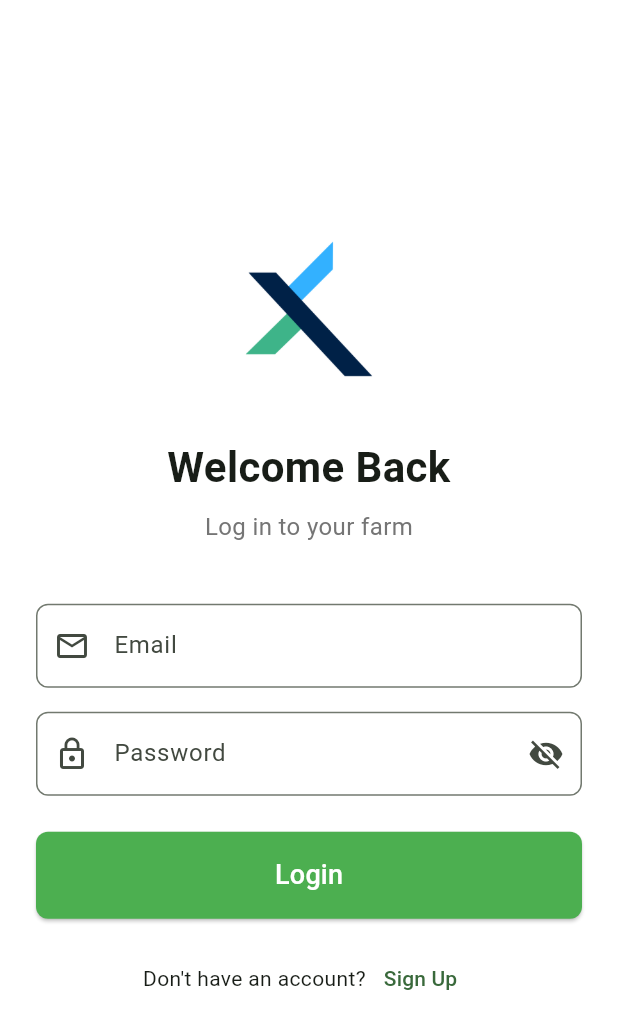
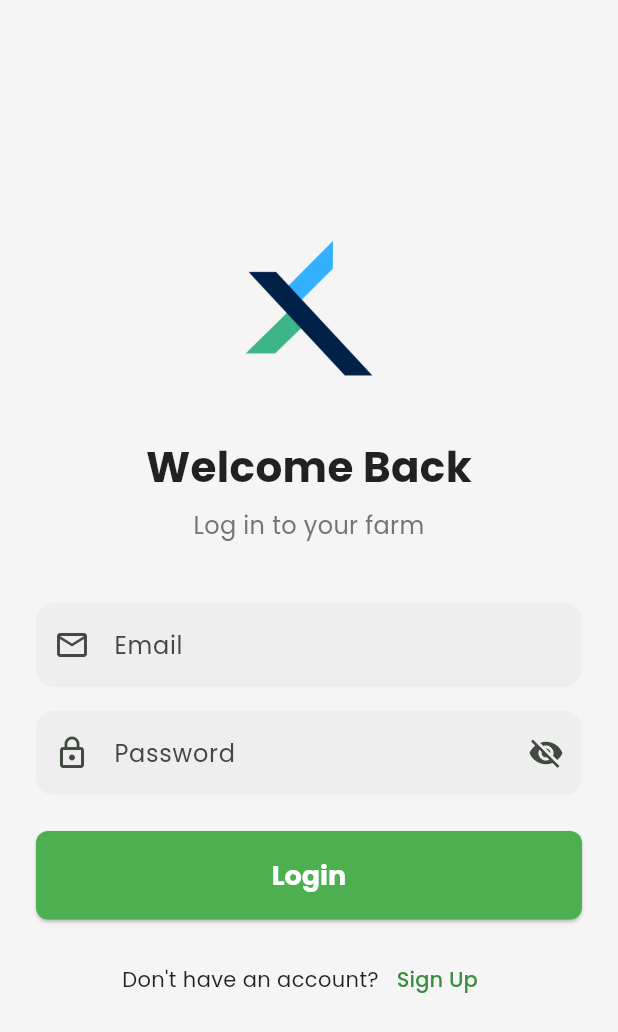
Before and after one commit to cc-visionary/farm-app-mvp, a Flutter app: the screen it shows after launch, on a phone screen of 412 x 824 dp. Shown: the top 1032 px of the screen. Run offline on Flutter 3.47's test engine with Material 3 defaults, Android fonts, the phone set to English and light mode, and no system bars; our stand-ins replace cloud_firestore, firebase_auth, firebase_core, google_fonts; accounts and stored records are empty.

```diff
--- a/lib/main.dart
+++ b/lib/main.dart
@@ -4,17 +4,16 @@ import 'package:flutter/material.dart';
 import 'package:firebase_core/firebase_core.dart';
 import 'package:firebase_auth/firebase_auth.dart';
 import 'package:cloud_firestore/cloud_firestore.dart';
+import 'package:google_fonts/google_fonts.dart';
 
 import 'firebase_options.dart';
 import 'screens/auth/auth_screen.dart';
 import 'screens/auth/setup_farm_screen.dart';
-import 'screens/home/home_screen.dart';
+import 'screens/main_screen.dart';
 
 void main() async {
   WidgetsFlutterBinding.ensureInitialized();
-  await Firebase.initializeApp(
-    options: DefaultFirebaseOptions.currentPlatform,
-  );
+  await Firebase.initializeApp(options: DefaultFirebaseOptions.currentPlatform);
   FirebaseFirestore.instance.settings = const Settings(
     persistenceEnabled: true,
   );
@@ -27,23 +26,86 @@ class MyApp extends StatelessWidget {
   @override
   Widget build(BuildContext context) {
     return MaterialApp(
-      title: 'Farm Logbook',
+      title: 'Farmly',
       theme: ThemeData(
-        primarySwatch: Colors.green,
-        // Define a nice green color for our theme
-        colorScheme: ColorScheme.fromSeed(seedColor: const Color(0xFF66BB6A)),
-        scaffoldBackgroundColor: Colors.white,
-        // Style for our text form fields
-        inputDecorationTheme: InputDecorationTheme(
-          border: OutlineInputBorder(
-            borderRadius: BorderRadius.circular(8),
-            borderSide: const BorderSide(color: Colors.grey),
-          ),
-          focusedBorder: OutlineInputBorder(
-            borderRadius: BorderRadius.circular(8),
-            borderSide: const BorderSide(color: Colors.green),
+        // 1. Color Scheme: The foundation of your app's colors.
+        colorScheme: ColorScheme.fromSeed(
+          seedColor: const Color(0xFF388E3C), // Your primary dark green
+          primary: const Color(0xFF388E3C), // Dark green for buttons, icons
+          secondary: const Color(0xFF4CAF50), // Brighter green for accents
+          background: const Color(
+            0xFFF5F5F5,
+          ), // Light grey for screen backgrounds
+          surface: Colors.white, // White for card backgrounds
+          onPrimary: Colors
+              .white, // Text color on primary background (e.g., on buttons)
+          onBackground: Colors.black, // Text color on the main background
+        ),
+
+        // 2. Typography: Define the default font and text styles.
+        textTheme: GoogleFonts.poppinsTextTheme(
+          Theme.of(context).textTheme,
+        ).apply(bodyColor: Colors.black87),
+
+        // 3. Scaffold Background Color
+        scaffoldBackgroundColor: const Color(0xFFF5F5F5),
+
+        // 4. AppBar Theme: Style for all AppBars in your app.
+        appBarTheme: AppBarTheme(
+          backgroundColor: const Color(
+            0xFFF5F5F5,
+          ), // Light background for app bars
+          foregroundColor: Colors.black87, // Dark text and icons
+          elevation: 0, // No shadow for a flat look
+          centerTitle: true,
+          titleTextStyle: GoogleFonts.poppins(
+            fontSize: 18,
+            fontWeight: FontWeight.w600,
           ),
         ),
+
+        // 5. Card Theme: Default style for all Card widgets.
+        cardTheme: CardThemeData(
+          elevation: 1,
+          color: Colors.white, // Explicitly set card color to white
+          shape: RoundedRectangleBorder(
+            borderRadius: BorderRadius.circular(12.0),
+          ),
+        ),
+
+        // 6. Input Decoration Theme: Style for all TextFormFields.
+        inputDecorationTheme: InputDecorationTheme(
+          filled: true,
+          fillColor: Colors.grey[200],
+          contentPadding: const EdgeInsets.symmetric(
+            vertical: 16,
+            horizontal: 20,
+          ),
+          border: OutlineInputBorder(
+            borderRadius: BorderRadius.circular(12),
+            borderSide: BorderSide.none, // No border!
+          ),
+          hintStyle: TextStyle(color: Colors.grey[600]),
+        ),
+
+        // 7. ElevatedButton Theme: Default style for elevated buttons.
+        elevatedButtonTheme: ElevatedButtonThemeData(
+          style: ElevatedButton.styleFrom(
+            backgroundColor: const Color(0xFF4CAF50), // Bright green
+            foregroundColor: Colors.white, // White text
+            padding: const EdgeInsets.symmetric(vertical: 16),
+            shape: RoundedRectangleBorder(
+              borderRadius: BorderRadius.circular(12),
+            ),
+            textStyle: GoogleFonts.poppins(
+              fontSize: 16,
+              fontWeight: FontWeight.bold,
+            ),
+          ),
+        ),
+
+        // Use this to ensure other properties use the color scheme
+        useMaterial3: true,
       ),
       home: const AuthWrapper(),
     );
@@ -59,26 +121,29 @@ class AuthWrapper extends StatelessWidget {
       stream: FirebaseAuth.instance.authStateChanges(),
       builder: (context, userSnapshot) {
         if (userSnapshot.connectionState == ConnectionState.waiting) {
-          return const Scaffold(body: Center(child: CircularProgressIndicator()));
+          return const Scaffold(
+            body: Center(child: CircularProgressIndicator()),
+          );
         }
         if (userSnapshot.hasData) {
-          // User is logged in, now check if they have a farm document
           return FutureBuilder<DocumentSnapshot>(
-            future: FirebaseFirestore.instance.collection('farms').doc(userSnapshot.data!.uid).get(),
+            future: FirebaseFirestore.instance
+                .collection('farms')
+                .doc(userSnapshot.data!.uid)
+                .get(),
             builder: (context, farmSnapshot) {
               if (farmSnapshot.connectionState == ConnectionState.waiting) {
-                return const Scaffold(body: Center(child: CircularProgressIndicator()));
+                return const Scaffold(
+                  body: Center(child: CircularProgressIndicator()),
+                );
               }
               if (farmSnapshot.hasData && farmSnapshot.data!.exists) {
-                // Farm exists, go to the main app
-                return const HomeScreen();
+                return const MainScreen();
               }
-              // Farm does not exist, force user to the setup screen
               return const SetupFarmScreen();
             },
           );
         }
-        // User is not logged in
         return const AuthScreen();
       },
     );
--- a/lib/screens/auth/setup_farm_screen.dart
+++ b/lib/screens/auth/setup_farm_screen.dart
@@ -3,7 +3,7 @@
 import 'package:flutter/material.dart';
 import 'package:firebase_auth/firebase_auth.dart';
 import '../../services/firestore_service.dart';
-import '../home/home_screen.dart';
+import 'package:farm_app/screens/main_screen.dart';
 
 class SetupFarmScreen extends StatefulWidget {
   const SetupFarmScreen({super.key});
@@ -62,7 +62,7 @@ class _SetupFarmScreenState extends State<SetupFarmScreen> {
 
       // Navigate to the home screen and remove all previous screens from the stack
       Navigator.of(context).pushAndRemoveUntil(
-        MaterialPageRoute(builder: (context) => const HomeScreen()),
+        MaterialPageRoute(builder: (context) => const MainScreen()),
         (Route<dynamic> route) => false,
       );
     } catch (e) {
--- a/pubspec.yaml
+++ b/pubspec.yaml
@@ -43,6 +43,7 @@ dependencies:
   # The following adds the Cupertino Icons font to your application.
   # Use with the CupertinoIcons class for iOS style icons.
   cupertino_icons: ^1.0.8
+  google_fonts: ^6.3.2
 
 dev_dependencies:
   flutter_test:
```
Also changed, not shown: lib/screens/animals/animals_screen.dart (added, +17 -0 lines), lib/screens/auth/auth_screen.dart (+57 -17 lines), lib/screens/dashboard/dashboard_screen.dart (added, +124 -0 lines), lib/screens/home/home_screen.dart (deleted, +0 -70 lines), lib/screens/inventory/inventory_screen.dart (added, +17 -0 lines), lib/screens/main_screen.dart (added, +125 -0 lines), lib/screens/reports/reports_screen.dart (added, +17 -0 lines), lib/screens/settings/settings_screen.dart (added, +126 -0 lines), pubspec.lock, 1 other file.
